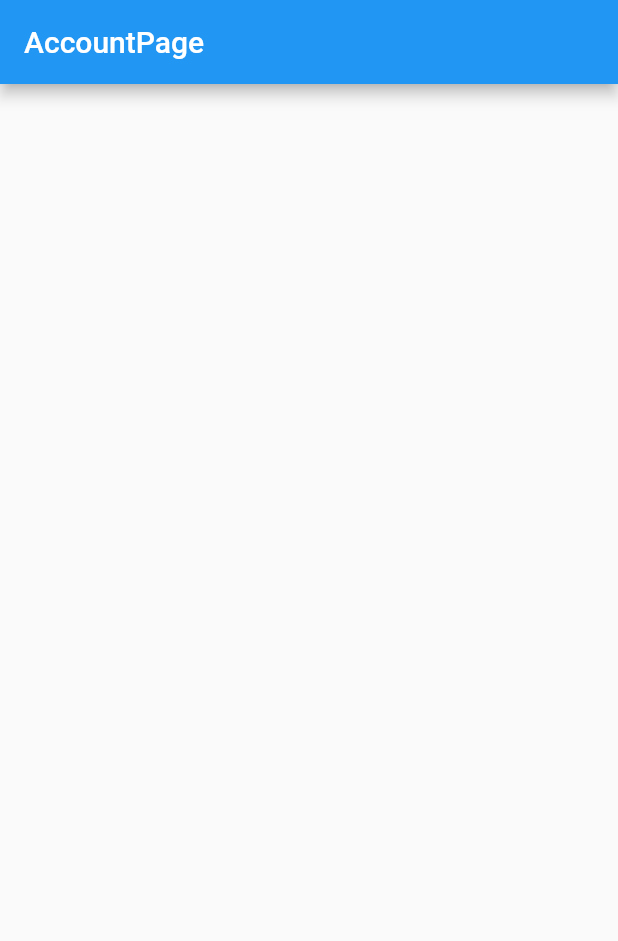
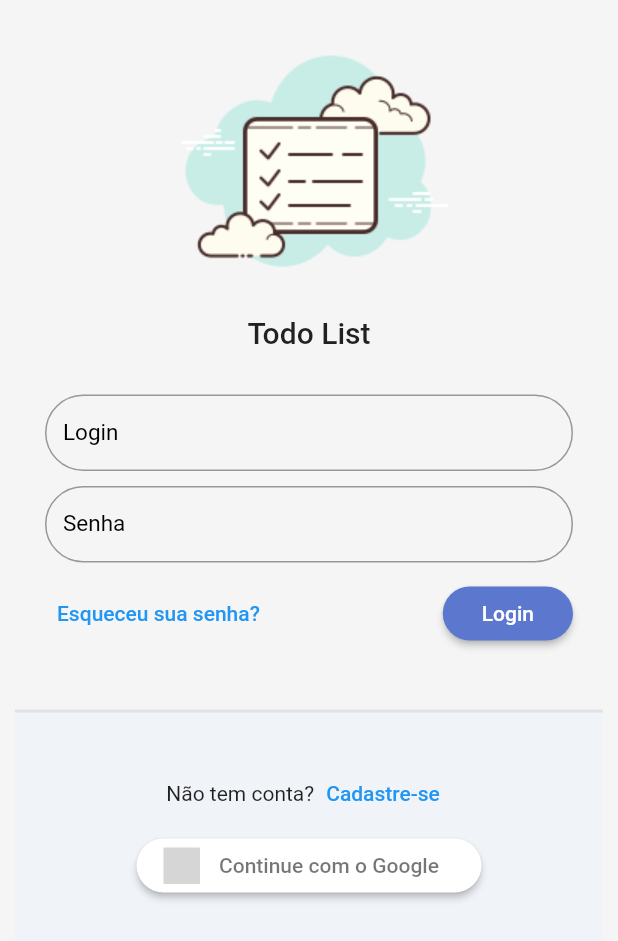
Before and after one commit to deyvissoneduardo/Todo-List, a Flutter app: the screen it shows after launch, on a phone screen of 412 x 824 dp. Shown: the top 941 px of the screen. Run offline on Flutter 3.47's test engine with Material 2 defaults, Android fonts, the phone set to English and light mode, and no system bars; our stand-ins replace flutter_signin_button, get; grey boxes are pictures that could not be loaded.

Commit message:
account page

```diff
--- a/lib/app/core/ui/default_theme.dart
+++ b/lib/app/core/ui/default_theme.dart
@@ -5,6 +5,7 @@ class DefaultTheme {
   static ThemeData get theme => ThemeData(
         primaryColor: const Color(0xff5C77CE),
         primaryColorLight: const Color(0xffABC8F7),
+        backgroundColor: Colors.grey[100],
         elevatedButtonTheme: ElevatedButtonThemeData(
           style: ElevatedButton.styleFrom(
             backgroundColor: const Color(0xff5C77CE),
--- a/lib/app/core/ui/theme_extensions.dart
+++ b/lib/app/core/ui/theme_extensions.dart
@@ -4,6 +4,7 @@ extension ThemeExtensions on BuildContext {
   Color get primaryColor => Theme.of(this).primaryColor;
   Color get primaryColorLight => Theme.of(this).primaryColorLight;
   Color get buttonColor => Theme.of(this).primaryColor;
+  Color get backgroundColor => Theme.of(this).backgroundColor;
   TextTheme get textTheme => Theme.of(this).textTheme;
 
   TextStyle get titleStyle => const TextStyle(
--- a/lib/app/page/account/account_page.dart
+++ b/lib/app/page/account/account_page.dart
@@ -1,5 +1,8 @@
+import 'package:flutter_signin_button/flutter_signin_button.dart';
 import 'package:get/get.dart';
 import 'package:flutter/material.dart';
+import 'package:todo_list/app/page/widgets/form_field_widget.dart';
+import 'package:todo_list/app/page/widgets/todo_list_logo.dart';
 import './account_controller.dart';
 
 class AccountPage extends GetView<AccountController> {
@@ -8,10 +11,106 @@ class AccountPage extends GetView<AccountController> {
   @override
   Widget build(BuildContext context) {
     return Scaffold(
-      appBar: AppBar(
-        title: const Text('AccountPage'),
-      ),
-      body: Container(),
+      body: LayoutBuilder(builder: (context, constraints) {
+        return SingleChildScrollView(
+          child: ConstrainedBox(
+            constraints: BoxConstraints(
+                minHeight: constraints.maxHeight,
+                minWidth: constraints.maxWidth),
+            child: Container(
+              width: MediaQuery.of(context).size.width,
+              color: context.theme.backgroundColor,
+              padding: const EdgeInsets.all(10.0),
+              child: IntrinsicHeight(
+                child: Column(
+                  mainAxisAlignment: MainAxisAlignment.center,
+                  children: [
+                    const TodoListLogo(),
+                    const SizedBox(height: 10.0),
+                    Padding(
+                      padding: const EdgeInsets.symmetric(
+                          horizontal: 20.0, vertical: 20.0),
+                      child: Form(
+                        child: Column(
+                          children: [
+                            const FormFieldWidget(
+                              label: 'Login',
+                              keyboardType: TextInputType.emailAddress,
+                            ),
+                            const SizedBox(height: 10.0),
+                            const FormFieldWidget(label: 'Senha'),
+                            const SizedBox(height: 10),
+                            Row(
+                              mainAxisAlignment: MainAxisAlignment.spaceBetween,
+                              children: [
+                                TextButton(
+                                  child: const Text('Esqueceu sua senha?'),
+                                  onPressed: () {},
+                                ),
+                                ElevatedButton(
+                                  onPressed: () {},
+                                  style: ElevatedButton.styleFrom(
+                                      shape: RoundedRectangleBorder(
+                                    borderRadius: BorderRadius.circular(20),
+                                  )),
+                                  child: const Padding(
+                                    padding: EdgeInsets.all(10.0),
+                                    child: Text('Login'),
+                                  ),
+                                )
+                              ],
+                            )
+                          ],
+                        ),
+                      ),
+                    ),
+                    const SizedBox(height: 20),
+                    Expanded(
+                      child: Container(
+                        decoration: BoxDecoration(
+                          color: const Color(0xffF0F3F7),
+                          border: Border(
+                            top: BorderSide(
+                              width: 2,
+                              color: Colors.grey.withAlpha(50),
+                            ),
+                          ),
+                        ),
+                        child: SingleChildScrollView(
+                          child: Column(
+                            children: [
+                              const SizedBox(height: 30),
+                              Row(
+                                mainAxisAlignment: MainAxisAlignment.center,
+                                children: [
+                                  const Text('Não tem conta?'),
+                                  TextButton(
+                                      onPressed: () {},
+                                      child: const Text('Cadastre-se'))
+                                ],
+                              ),
+                              SignInButton(
+                                Buttons.Google,
+                                text: 'Continue com o Google',
+                                padding: const EdgeInsets.all(5),
+                                shape: OutlineInputBorder(
+                                  borderRadius: BorderRadius.circular(30),
+                                  borderSide: BorderSide.none,
+                                ),
+                                onPressed: () {},
+                              )
+                            ],
+                          ),
+                        ),
+                      ),
+                    )
+                  ],
+                ),
+              ),
+            ),
+          ),
+        );
+      }),
     );
   }
 }
--- a/lib/app/page/splash/splash_page.dart
+++ b/lib/app/page/splash/splash_page.dart
@@ -11,7 +11,7 @@ class SplashPage extends GetView<SplashController> {
     return Scaffold(
       body: Container(
         width: MediaQuery.of(context).size.width,
-        color: Colors.grey[100],
+        color: context.theme.backgroundColor,
         child: Column(
           mainAxisAlignment: MainAxisAlignment.center,
           children: [
--- /dev/null
+++ b/lib/app/page/widgets/form_field_widget.dart
@@ -0,0 +1,46 @@
+import 'package:flutter/material.dart';
+import 'package:get/get.dart';
+
+class FormFieldWidget extends StatelessWidget {
+  final String label;
+  final bool obscureText;
+  final IconButton? sufixIconButton;
+  final TextInputType? keyboardType;
+  final FocusNode? focusNode;
+  final TextEditingController? controller;
+  final FormFieldValidator<String>? validator;
+
+  const FormFieldWidget({
+    Key? key,
+    required this.label,
+    this.sufixIconButton,
+    this.keyboardType,
+    this.focusNode,
+    this.obscureText = false,
+    this.controller,
+    this.validator,
+  }) : super(key: key);
+
+  @override
+  Widget build(BuildContext context) {
+    return TextFormField(
+      controller: controller,
+      validator: validator,
+      focusNode: focusNode,
+      keyboardType: keyboardType,
+      decoration: InputDecoration(
+        labelText: label,
+        labelStyle: const TextStyle(fontSize: 15, color: Colors.black),
+        border: OutlineInputBorder(
+          borderRadius: BorderRadius.circular(30),
+        ),
+        errorBorder: OutlineInputBorder(
+          borderRadius: BorderRadius.circular(30),
+          borderSide: const BorderSide(color: Colors.red),
+        ),
+        isDense: true,
+      ),
+      obscureText: obscureText,
+    );
+  }
+}
--- a/pubspec.yaml
+++ b/pubspec.yaml
@@ -13,7 +13,7 @@ dependencies:
     sdk: flutter
   cupertino_icons: ^1.0.2
   get: ^4.6.5
-
+  flutter_signin_button: ^2.0.0
 dev_dependencies:
   flutter_test:
     sdk: flutter
```
Also changed, not shown: pubspec.lock.
